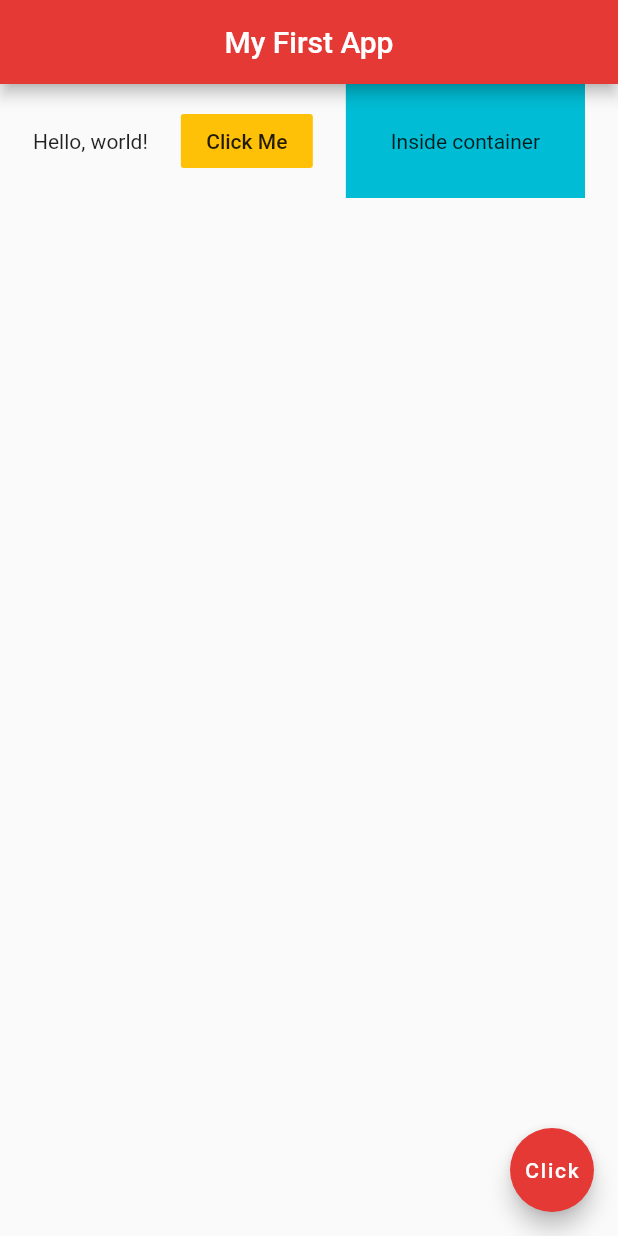
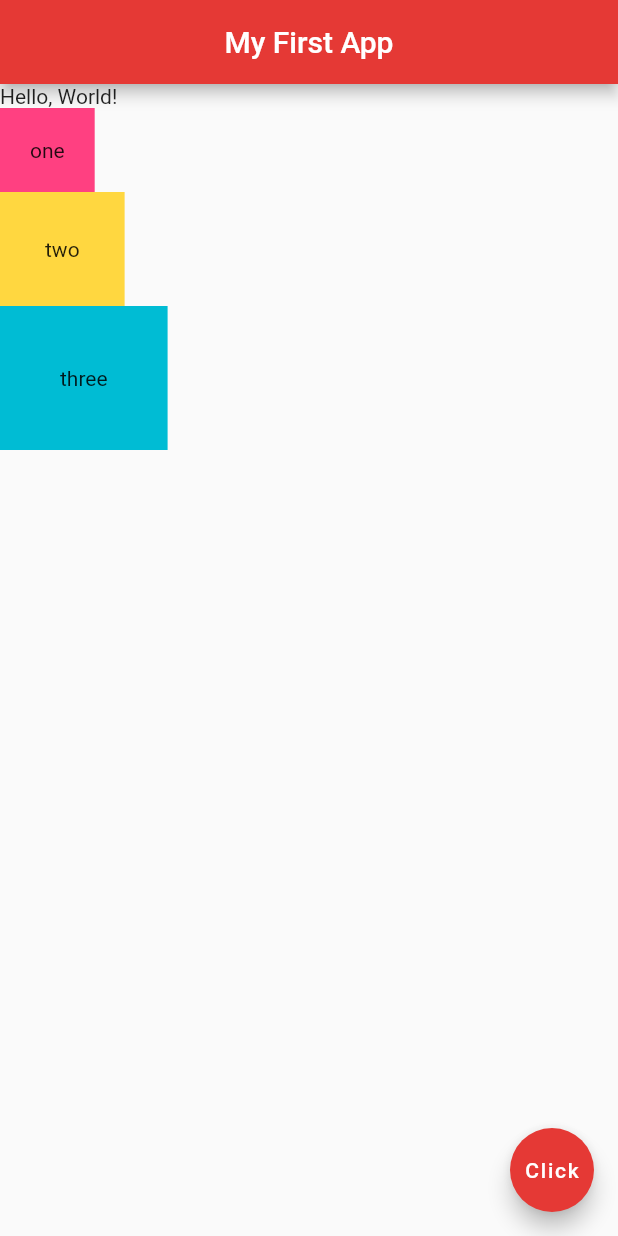
Before and after one commit to jonathanpperry/flutter-training, a Flutter app: the screen it shows after launch, on a phone screen of 412 x 824 dp. Run offline on Flutter 3.47's test engine with Material 2 defaults, Android fonts, the phone set to English and light mode, and no system bars.

Commit message:
Finished part 12 - columns

```diff
--- a/lib/main.dart
+++ b/lib/main.dart
@@ -11,22 +11,28 @@ class Home extends StatelessWidget {
         centerTitle: true,
         backgroundColor: Colors.red[600],
       ),
-      body: Row(
-        mainAxisAlignment: MainAxisAlignment.spaceEvenly,
-        crossAxisAlignment: CrossAxisAlignment.center,
-        children: [
-          Text("Hello, world!"),
-          FlatButton(
-            onPressed: () {},
-            color: Colors.amber,
-            child: Text("Click Me"),
+      body: Column(
+        mainAxisAlignment: MainAxisAlignment.start,
+        crossAxisAlignment: CrossAxisAlignment.start,
+        children: <Widget>[
+          Row(
+            children: <Widget>[Text("Hello,"), Text(" World!")],
           ),
           Container(
+            padding: EdgeInsets.all(20.0),
+            color: Colors.pinkAccent,
+            child: Text("one"),
+          ),
+          Container(
+            padding: EdgeInsets.all(30.0),
+            color: Colors.amberAccent,
+            child: Text("two"),
+          ),
+          Container(
+            padding: EdgeInsets.all(40.0),
             color: Colors.cyan,
-            padding: EdgeInsets.all(30),
-            child: Text("Inside container"),
-          ),
-
+            child: Text("three"),
+          )
         ],
       ),
       floatingActionButton: FloatingActionButton(
```
